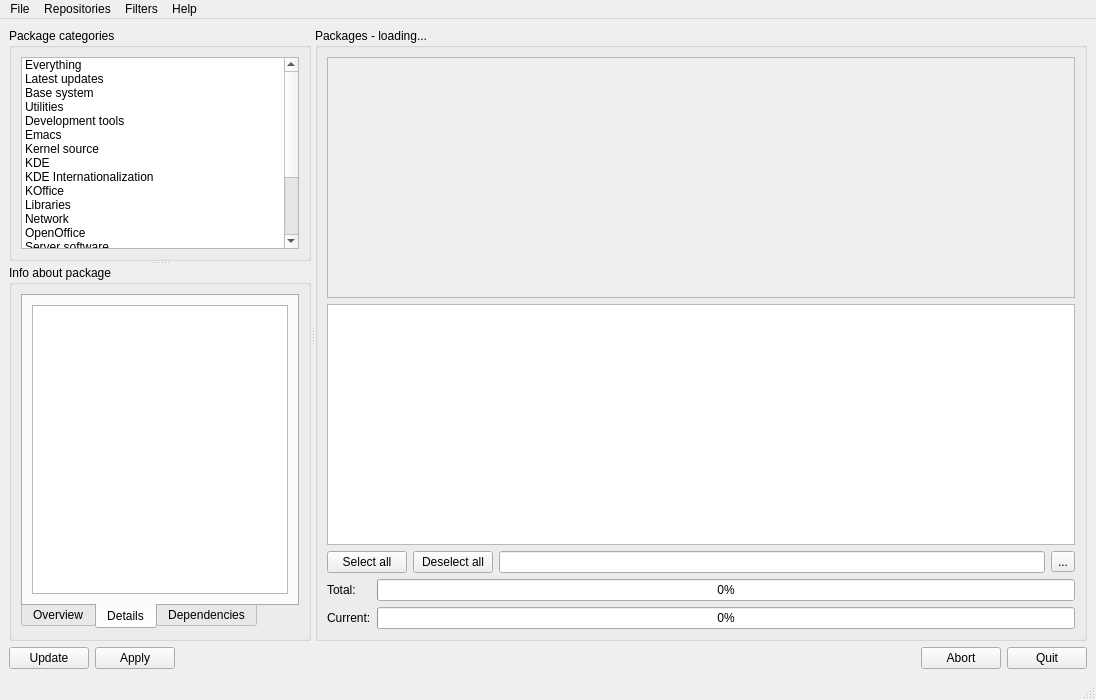
The window that mpkg/manager/pkgmanager.ui (BackupTheBerlios/mops) describes before a commit, drawn with Qt 5.
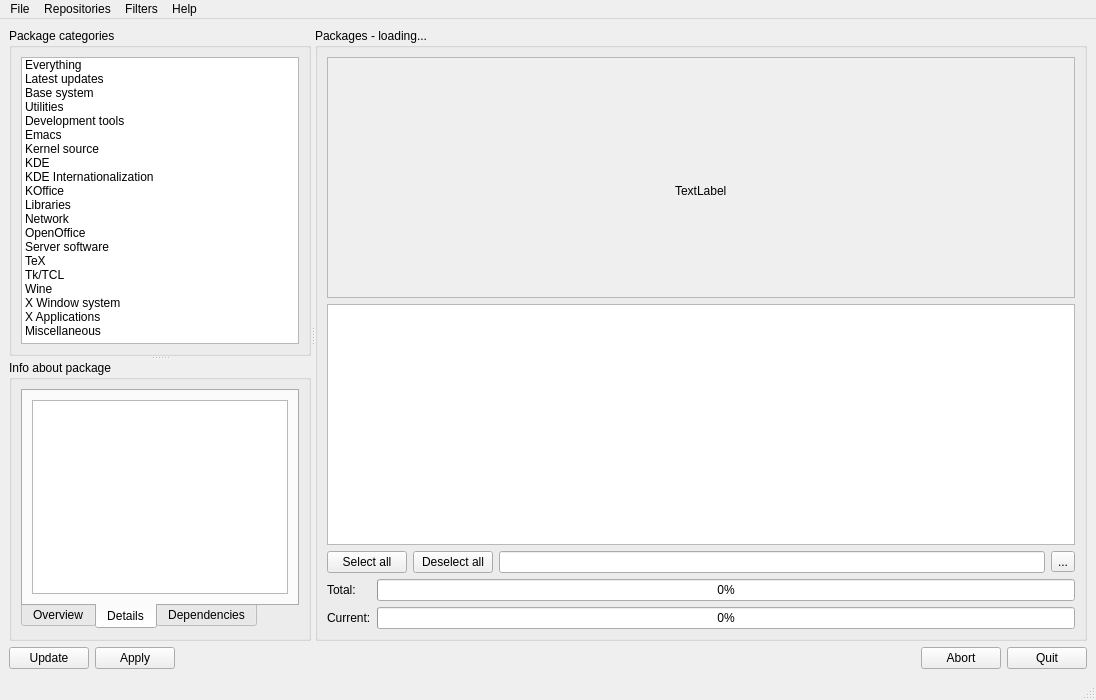
The same window after the commit. Icons and pictures are not drawn.

Commit message: Update support in GUI (displaying) - WIP

What changed in the file:
```diff
--- a/mpkg/manager/pkgmanager.ui
+++ b/mpkg/manager/pkgmanager.ui
@@ -33,9 +33,9 @@
         <property name="sizePolicy" >
          <sizepolicy>
           <hsizetype>5</hsizetype>
-          <vsizetype>5</vsizetype>
+          <vsizetype>4</vsizetype>
           <horstretch>0</horstretch>
-          <verstretch>0</verstretch>
+          <verstretch>144</verstretch>
          </sizepolicy>
         </property>
         <property name="maximumSize" >
@@ -235,10 +235,10 @@
        <widget class="QGroupBox" name="groupBox_3" >
         <property name="sizePolicy" >
          <sizepolicy>
-          <hsizetype>4</hsizetype>
+          <hsizetype>1</hsizetype>
           <vsizetype>4</vsizetype>
           <horstretch>0</horstretch>
-          <verstretch>1</verstretch>
+          <verstretch>0</verstretch>
          </sizepolicy>
         </property>
         <property name="minimumSize" >
@@ -432,6 +432,49 @@
              </item>
             </layout>
            </item>
+           <item>
+            <layout class="QHBoxLayout" >
+             <property name="margin" >
+              <number>0</number>
+             </property>
+             <property name="spacing" >
+              <number>6</number>
+             </property>
+             <item>
+              <spacer>
+               <property name="orientation" >
+                <enum>Qt::Horizontal</enum>
+               </property>
+               <property name="sizeHint" >
+                <size>
+                 <width>40</width>
+                 <height>20</height>
+                </size>
+               </property>
+              </spacer>
+             </item>
+             <item>
+              <widget class="QLabel" name="indicatorLabel" >
+               <property name="text" >
+                <string>TextLabel</string>
+               </property>
+              </widget>
+             </item>
+             <item>
+              <spacer>
+               <property name="orientation" >
+                <enum>Qt::Horizontal</enum>
+               </property>
+               <property name="sizeHint" >
+                <size>
+                 <width>40</width>
+                 <height>20</height>
+                </size>
+               </property>
+              </spacer>
+             </item>
+            </layout>
+           </item>
            <item>
             <spacer>
              <property name="orientation" >
```
Left out of the diff: 6 changed lines with no effect on the pictures. The commit also changes 5 other files.
